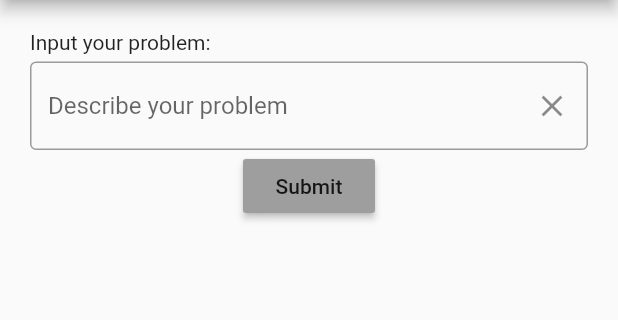
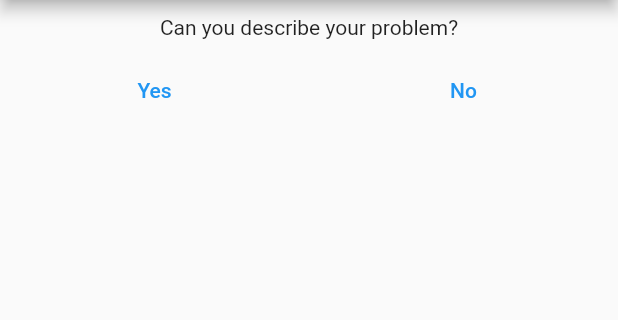
Before and after one commit to audrey-nakate/spanner, a Flutter app: the screen it shows after launch, on a phone screen of 412 x 824 dp, the part 84-404 px from its top. Run offline on Flutter 3.47's test engine with Material 2 defaults, Android fonts, the phone set to English and light mode, and no system bars; our stand-ins replace geolocator, google_maps_flutter.

Commit message:
Changes to diagnosis.dart and related files

```diff
--- /dev/null
+++ b/spanner/lib/pages/create_widget.dart
@@ -0,0 +1,80 @@
+import 'package:flutter/material.dart';
+import 'doesntKnow.dart';
+import 'problem.dart';
+
+Problem problem = Problem();
+
+Widget createWidget(int count) {
+  final _formKey = GlobalKey<FormState>();
+  print('inside createWidget');
+  if (count == 1) {
+    print(count);
+    return Container(
+      padding: const EdgeInsets.all(10.0),
+      child: Builder(
+        builder: ((context) => Form(
+              key: _formKey,
+              child: SingleChildScrollView(
+                child: Column(
+                  crossAxisAlignment: CrossAxisAlignment.start,
+                  children: [
+                    const Text('Car Model:'),
+                    TextFormField(
+                      decoration: const InputDecoration(
+                        hintText: 'Name your Car Model',
+                        border: OutlineInputBorder(),
+                      ),
+                      validator: ((value) {
+                        if (value == null || value.isEmpty) {
+                          return 'Please name your car model';
+                        }
+                      }),
+                      onSaved: (value) => problem.carModel = value!,
+                    ),
+                    const SizedBox(height: 5.0),
+                    const Text('Problem Description:'),
+                    TextFormField(
+                      decoration: const InputDecoration(
+                        hintText: 'Describe your problem',
+                        border: OutlineInputBorder(),
+                      ),
+                      validator: ((value) {
+                        if (value == null || value.isEmpty) {
+                          return 'Please describe your problem';
+                        }
+                      }),
+                      onSaved: (value) => problem.description = value!,
+                    ),
+                    Center(
+                      child: ElevatedButton(
+                          child: const Text('Submit'),
+                          onPressed: () {
+                            final form = _formKey.currentState;
+                            if (form!.validate()) {
+                              form.save();
+                              _showDialog(context);
+                              Navigator.pushNamed(context, '/search',
+                                  arguments: {
+                                    'carModel': problem.carModel,
+                                    'description': problem.description,
+                                  });
+                            }
+                          }),
+                    ),
+                  ],
+                ),
+              ),
+            )),
+      ),
+    );
+  } else if (count == 2) {
+    print(count);
+    return const doesntKnow();
+  }
+  return Container();
+}
+
+_showDialog(BuildContext context) {
+  ScaffoldMessenger.of(context)
+      .showSnackBar(const SnackBar(content: Text('Saving Information')));
+}
--- a/spanner/lib/pages/diagnosis.dart
+++ b/spanner/lib/pages/diagnosis.dart
@@ -1,4 +1,8 @@
 import 'package:flutter/material.dart';
+import 'problem.dart';
+import 'create_widget.dart';
+
+Problem problem = Problem();
 
 class Diagnosis extends StatefulWidget {
   const Diagnosis({super.key});
@@ -8,49 +12,44 @@ class Diagnosis extends StatefulWidget {
 }
 
 class _DiagnosisState extends State<Diagnosis> {
-  //keeps track of what the user has typed into the text field
-  final _textController = TextEditingController();
-
-  // Variable to store user problem
-  late String userProblem;
-
+  int _count = -1;
   @override
   Widget build(BuildContext context) {
     return Scaffold(
+      resizeToAvoidBottomInset: false,
       appBar: AppBar(
         title: const Text('Spanner'),
         centerTitle: true,
       ),
-      body: Padding(
-        padding: const EdgeInsets.all(20.0),
+      body: SingleChildScrollView(
         child: Column(
           crossAxisAlignment: CrossAxisAlignment.start,
           children: [
-            const Text(
-              'Input your problem:',
+            Container(
+                padding: const EdgeInsets.all(10.0),
+                child: const Center(
+                    child: Text('Can you describe your problem?'))),
+            Row(
+              mainAxisAlignment: MainAxisAlignment.spaceAround,
+              children: [
+                TextButton(
+                    child: const Text('Yes'),
+                    onPressed: () {
+                      setState(() {
+                        _count = 1;
+                      });
+                    }),
+                TextButton(
+                    child: const Text('No'),
+                    onPressed: () {
+                      setState(() {
+                        _count = 2;
+                      });
+                    }),
+              ],
             ),
             const SizedBox(height: 5.0),
-            // where user inputs text
-            TextField(
-              controller: _textController,
-              decoration: InputDecoration(
-                hintText: 'Describe your problem',
-                border: const OutlineInputBorder(),
-                suffixIcon: IconButton(
-                    onPressed: (() {
-                      _textController.clear();
-                    }),
-                    icon: const Icon(Icons.clear)),
-              ),
-            ),
-            Center(
-                child: MaterialButton(
-                    onPressed: (() {
-                      userProblem = _textController.text;
-                      Navigator.pushNamed(context, '/search');
-                    }),
-                    color: Colors.grey,
-                    child: const Text('Submit')))
+            SizedBox(height: 300.0, child: createWidget(_count)),
           ],
         ),
       ),
--- /dev/null
+++ b/spanner/lib/pages/problem.dart
@@ -0,0 +1,4 @@
+class Problem {
+  late String carModel;
+  late String description;
+}
```
Also changed, not shown: spanner/lib/pages/doesntKnow.dart (added, +100 -0 lines), spanner/lib/pages/search.dart (+0 -25 lines).
